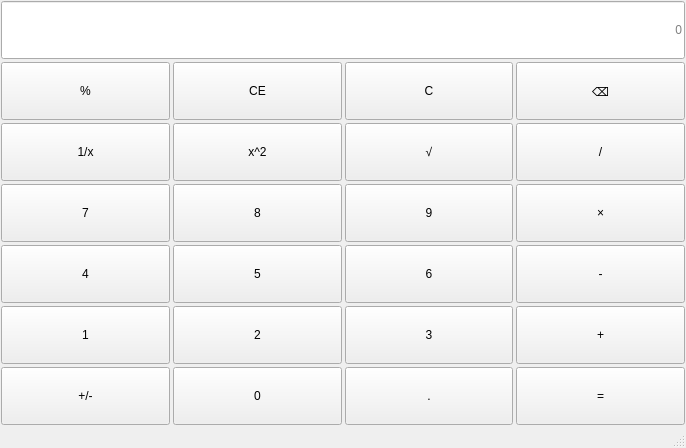
This is mainwindow.ui in REI1208/Qt_work_code as Qt 5 draws it before an edit. The edited form follows.
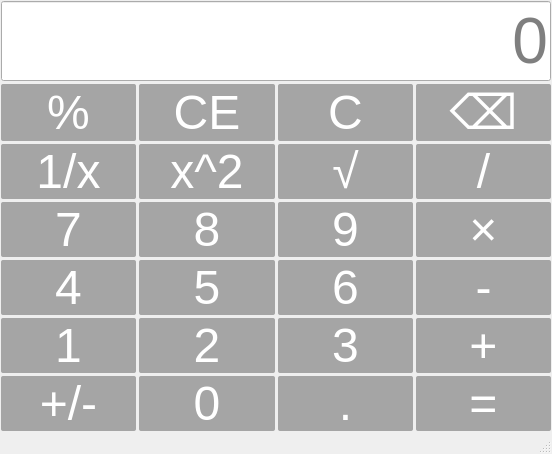
This is the edited form.

```diff
--- a/mainwindow.ui
+++ b/mainwindow.ui
@@ -6,13 +6,32 @@
    <rect>
     <x>0</x>
     <y>0</y>
-    <width>686</width>
-    <height>448</height>
+    <width>466</width>
+    <height>444</height>
    </rect>
   </property>
   <property name="windowTitle">
    <string>MainWindow</string>
   </property>
+  <property name="styleSheet">
+   <string notr="true">QPushButton{
+background-color:rgba(50,50,50,100);
+font-size:36pt;
+color:white;
+border-radius:2px;
+}
+QPushButton:hover{
+background-color: lightgreen;
+color:black;
+}
+QPushButton:pressed{
+background-color: red;
+color:black;
+}
+QLineEdit{
+font-size:48pt;
+}</string>
+  </property>
   <widget class="QWidget" name="centralwidget">
    <property name="sizePolicy">
     <sizepolicy hsizetype="Minimum" vsizetype="Preferred">
@@ -205,6 +224,9 @@
           <verstretch>0</verstretch>
          </sizepolicy>
         </property>
+        <property name="styleSheet">
+         <string notr="true"/>
+        </property>
         <property name="text">
          <string>7</string>
         </property>
@@ -322,6 +344,9 @@
           <verstretch>0</verstretch>
          </sizepolicy>
         </property>
+        <property name="styleSheet">
+         <string notr="true"/>
+        </property>
         <property name="text">
          <string>%</string>
         </property>
```
Left out of the diff: 2 changed lines with no effect on the pictures.
